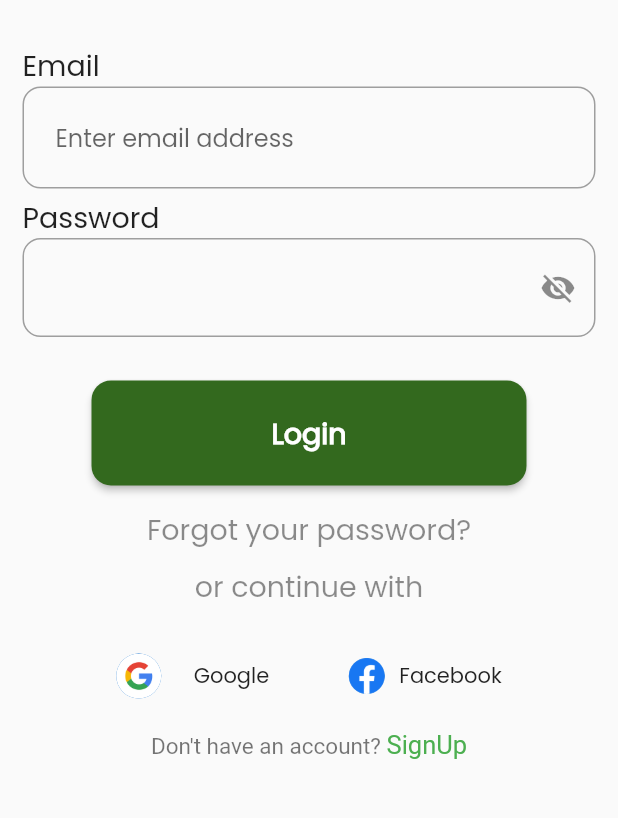
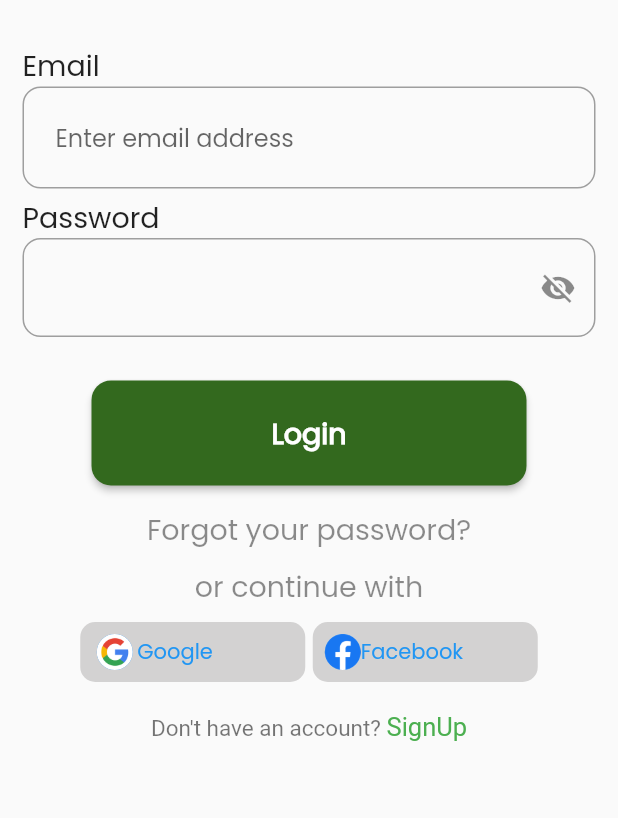
Before and after one commit to BHASO-Zimbabwe/bhaso-app, a Flutter app: the screen it shows after launch, on a phone screen of 412 x 824 dp, the part 281-1099 px from its top. Run offline on Flutter 3.47's test engine with Material 2 defaults, Android fonts, the phone set to English and light mode, and no system bars; our stand-ins replace dropdown_button2, flutter_svg, flutter_switch, intl_phone_number_input.

Commit message:
add background on login page

```diff
--- a/lib/screens/loginScreen.dart
+++ b/lib/screens/loginScreen.dart
@@ -1,6 +1,6 @@
 import 'package:flutter/material.dart';
 
-import '../utils/fontsAndColors.dart';
+import '../features/utils/fontsAndColors.dart';
 
 
 class LoginPage extends StatefulWidget {
@@ -194,38 +194,60 @@ class _LoginPageState extends State<LoginPage> {
 
                 Wrap(
                     children: [
-                      SizedBox(
+                      Container(
+                        height: 40,
+                        decoration: BoxDecoration(
+                            color: BhasoColors.invisible,
+
+                            borderRadius: BorderRadius.circular(10)
+                        ),
                         width: 150,
                         child: TextButton(
                           onPressed: (){},
 
-                          child: const ListTile(
-                            leading: CircleAvatar(
-                              radius: 15,
-                              backgroundImage: AssetImage("assets/images/google.png")),
-                              // minLeadingWidth: 11,
-                            trailing: Text('Google',style: TextStyle(fontSize: 14),),
+                          child: Row(
+                            children: [
+                              CircleAvatar(
+                                  radius: 15,
+                                  backgroundImage: AssetImage("assets/images/google.png")
+                              ),
+                           Text('Google',style: TextStyle(fontSize: 14))
+                            ],                          // minLeadingWidth: 11,
+
                           ),
                         ),
                       ),
                       SizedBox(width: 5),
-                      SizedBox(
+                      Container(
+                        height: 40,
+                        decoration: BoxDecoration(
+                            color: BhasoColors.invisible,
+
+                            borderRadius: BorderRadius.circular(10)
+                        ),
                         width: 150,
                         child: TextButton(
                           onPressed: (){},
-                          child: const ListTile(
-                            leading: CircleAvatar(
-                              radius: 12,
-                              backgroundImage: AssetImage("assets/images/facebook.png"),
-                            ),
+                          child:
+                          Row(
+                            children: [
+                              CircleAvatar(
+                                radius: 12,
+                                backgroundImage: AssetImage("assets/images/facebook.png"),
+                              ),
+                              Text("Facebook",style: TextStyle(fontSize: 14))
+                            ],
 
 
-                            trailing: Text("Facebook",style: TextStyle(fontSize: 14)),
+
                           ),
                         ),
                       ),
                     ],
                   ),
+                    SizedBox(
+                      height: 20,
+                    ),
 
                     // const SizedBox(width: 20),
 
```
